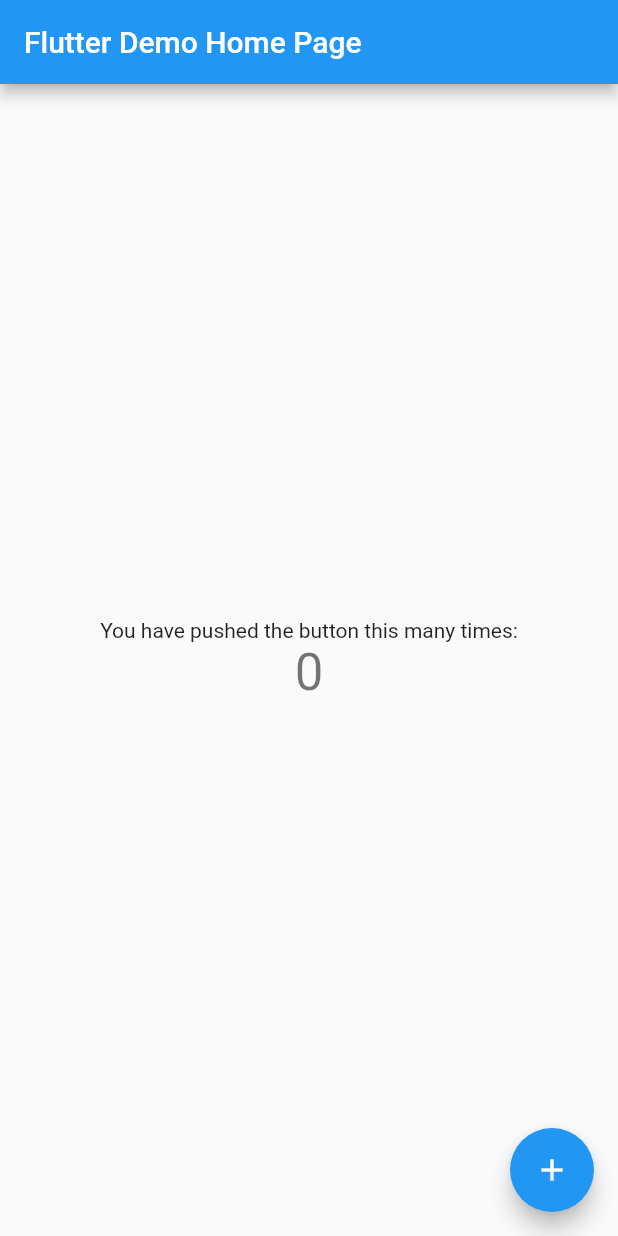
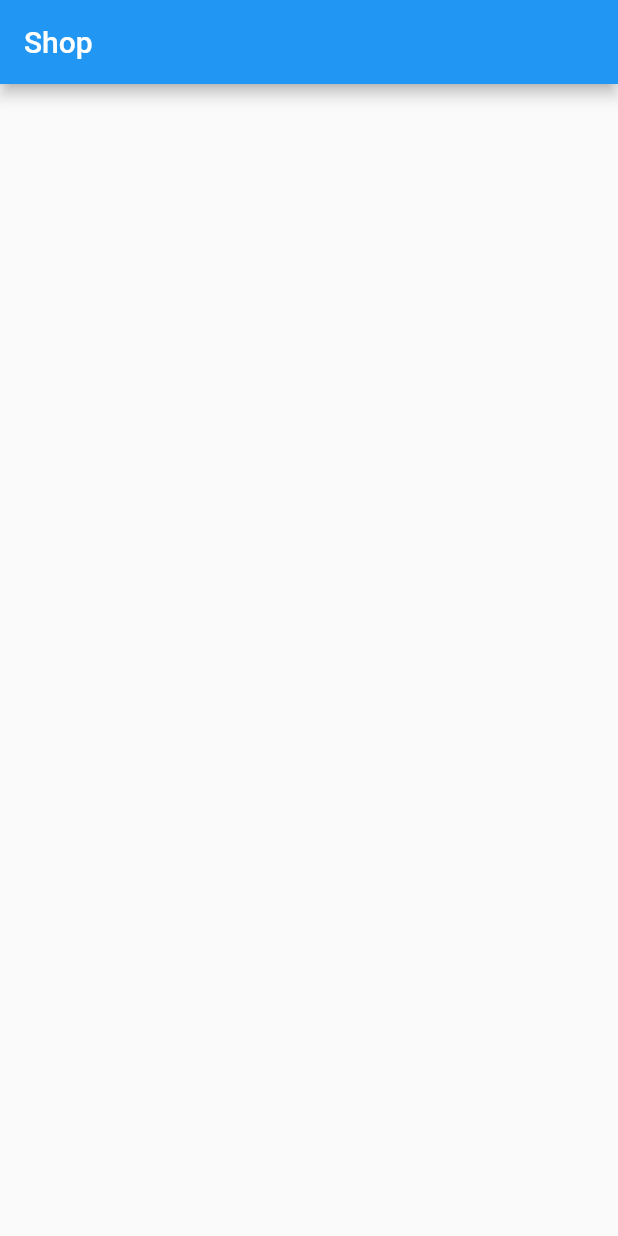
Before and after one commit to ThiagoTorres1/Shop, a Flutter app: the screen it shows after launch, on a phone screen of 412 x 824 dp. Run offline on Flutter 3.47's test engine with Material 2 defaults, Android fonts, the phone set to English and light mode, and no system bars.

Commit message:
Initial Changes

```diff
--- a/lib/main.dart
+++ b/lib/main.dart
@@ -1,4 +1,6 @@
 import 'package:flutter/material.dart';
+import 'package:shop/pages/product_overview_page.dart';
+import 'package:shop/utils/app_routes.dart';
 
 void main() {
   runApp(const MyApp());
@@ -7,109 +9,14 @@ void main() {
 class MyApp extends StatelessWidget {
   const MyApp({Key? key}) : super(key: key);
 
-  // This widget is the root of your application.
   @override
   Widget build(BuildContext context) {
     return MaterialApp(
-      title: 'Flutter Demo',
-      theme: ThemeData(
-        // This is the theme of your application.
-        //
-        // Try running your application with "flutter run". You'll see the
-        // application has a blue toolbar. Then, without quitting the app, try
-        // changing the primarySwatch below to Colors.green and then invoke
-        // "hot reload" (press "r" in the console where you ran "flutter run",
-        // or simply save your changes to "hot reload" in a Flutter IDE).
-        // Notice that the counter didn't reset back to zero; the application
-        // is not restarted.
-        primarySwatch: Colors.blue,
-      ),
-      home: const MyHomePage(title: 'Flutter Demo Home Page'),
+      title: 'Shop',
+      debugShowCheckedModeBanner: false,
+      routes: {
+        AppRoutes.HOME: (ctx) => ProductOverviewPage(),
+      },
     );
   }
 }
-
-class MyHomePage extends StatefulWidget {
-  const MyHomePage({Key? key, required this.title}) : super(key: key);
-
-  // This widget is the home page of your application. It is stateful, meaning
-  // that it has a State object (defined below) that contains fields that affect
-  // how it looks.
-
-  // This class is the configuration for the state. It holds the values (in this
-  // case the title) provided by the parent (in this case the App widget) and
-  // used by the build method of the State. Fields in a Widget subclass are
-  // always marked "final".
-
-  final String title;
-
-  @override
-  State<MyHomePage> createState() => _MyHomePageState();
-}
-
-class _MyHomePageState extends State<MyHomePage> {
-  int _counter = 0;
-
-  void _incrementCounter() {
-    setState(() {
-      // This call to setState tells the Flutter framework that something has
-      // changed in this State, which causes it to rerun the build method below
-      // so that the display can reflect the updated values. If we changed
-      // _counter without calling setState(), then the build method would not be
-      // called again, and so nothing would appear to happen.
-      _counter++;
-    });
-  }
-
-  @override
-  Widget build(BuildContext context) {
-    // This method is rerun every time setState is called, for instance as done
-    // by the _incrementCounter method above.
-    //
-    // The Flutter framework has been optimized to make rerunning build methods
-    // fast, so that you can just rebuild anything that needs updating rather
-    // than having to individually change instances of widgets.
-    return Scaffold(
-      appBar: AppBar(
-        // Here we take the value from the MyHomePage object that was created by
-        // the App.build method, and use it to set our appbar title.
-        title: Text(widget.title),
-      ),
-      body: Center(
-        // Center is a layout widget. It takes a single child and positions it
-        // in the middle of the parent.
-        child: Column(
-          // Column is also a layout widget. It takes a list of children and
-          // arranges them vertically. By default, it sizes itself to fit its
-          // children horizontally, and tries to be as tall as its parent.
-          //
-          // Invoke "debug painting" (press "p" in the console, choose the
-          // "Toggle Debug Paint" action from the Flutter Inspector in Android
-          // Studio, or the "Toggle Debug Paint" command in Visual Studio Code)
-          // to see the wireframe for each widget.
-          //
-          // Column has various properties to control how it sizes itself and
-          // how it positions its children. Here we use mainAxisAlignment to
-          // center the children vertically; the main axis here is the vertical
-          // axis because Columns are vertical (the cross axis would be
-          // horizontal).
-          mainAxisAlignment: MainAxisAlignment.center,
-          children: <Widget>[
-            const Text(
-              'You have pushed the button this many times:',
-            ),
-            Text(
-              '$_counter',
-              style: Theme.of(context).textTheme.headline4,
-            ),
-          ],
-        ),
-      ),
-      floatingActionButton: FloatingActionButton(
-        onPressed: _incrementCounter,
-        tooltip: 'Increment',
-        child: const Icon(Icons.add),
-      ), // This trailing comma makes auto-formatting nicer for build methods.
-    );
-  }
-}
--- /dev/null
+++ b/lib/pages/product_overview_page.dart
@@ -0,0 +1,14 @@
+import 'package:flutter/material.dart';
+
+class ProductOverviewPage extends StatelessWidget {
+  const ProductOverviewPage({Key? key}) : super(key: key);
+
+  @override
+  Widget build(BuildContext context) {
+    return Scaffold(
+      appBar: AppBar(
+        title: Text('Shop'),
+      ),
+    );
+  }
+}
--- /dev/null
+++ b/lib/utils/app_routes.dart
@@ -0,0 +1,3 @@
+class AppRoutes {
+  static const HOME = '/';
+}
```
